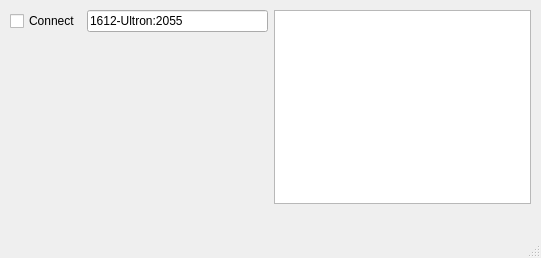
Old version of the form resources/fbgs_sensor.ui in the repository ScottyChung/fbgs_sensor.
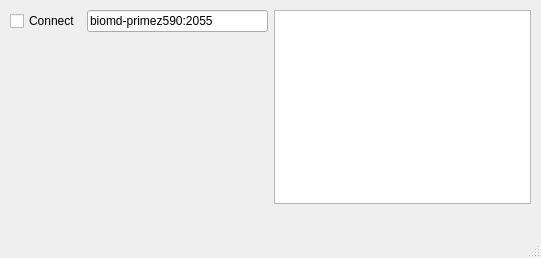
New version of the form.

Commit message: updating pyqt5 and some python3 differences

Diff of the .ui file:
```diff
--- a/resources/fbgs_sensor.ui
+++ b/resources/fbgs_sensor.ui
@@ -38,7 +38,7 @@
          <item>
           <widget class="QLineEdit" name="hostInput">
            <property name="text">
-            <string>1612-Ultron:2055</string>
+            <string>biomd-primez590:2055</string>
            </property>
            <property name="placeholderText">
             <string>Host:Port</string>
```
The commit also changes 1 other file.
